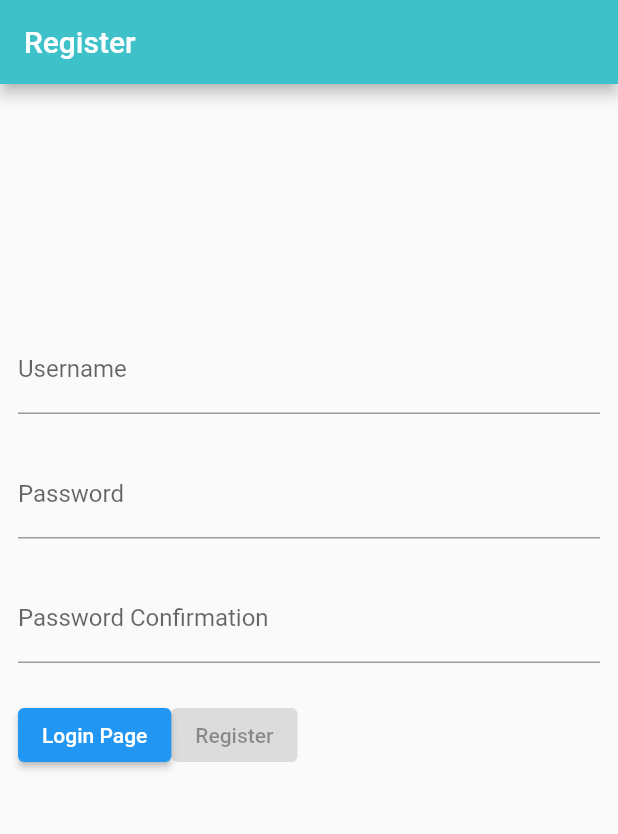
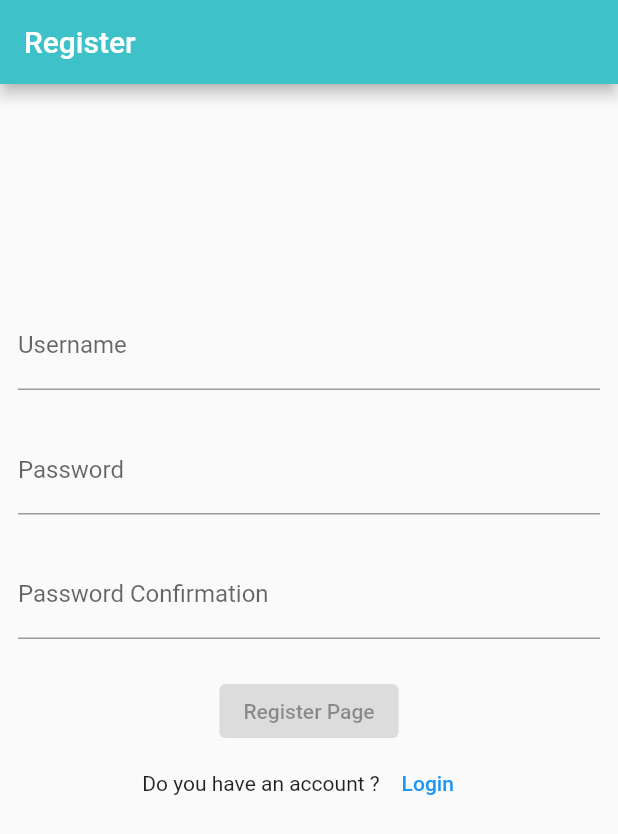
Before and after one commit to mwlt68/Scandium-Mobile, a Flutter app: the RegisterPage screen opened directly, on a phone screen of 412 x 824 dp. Shown: the top 834 px of the screen. Run offline on Flutter 3.47's test engine with Material 2 defaults, Android fonts, the phone set to English and light mode, and no system bars; our stand-ins replace bloc, dio, equatable, flutter_bloc, flutter_svg, formz and 2 more; missing offline and left inert: flutter_guid, signalr_netcore, sticky_grouped_list; accounts and stored records are empty.

Commit message:
Register form ui update

```diff
--- a/lib/features/register/view/register_form.dart
+++ b/lib/features/register/view/register_form.dart
@@ -5,39 +5,16 @@ import 'package:scandium/features/login/view/login_page.dart';
 import 'package:scandium/features/register/bloc/register_bloc.dart';
 import 'package:scandium/product/constants/application_constants.dart';
 import 'package:scandium/product/widgets/conditional_circular_progress.dart';
+part 'register_form_values.dart';
 
 class RegisterForm extends StatelessWidget {
-  const RegisterForm({super.key});
+  RegisterForm({super.key});
+  final _RegisterFormValues _values = _RegisterFormValues();
 
   @override
   Widget build(BuildContext context) {
     return BlocListener<RegisterBloc, RegisterState>(
-      listener: (context, state) {
-        if (state.status.isSubmissionFailure) {
-          var snackBar = SnackBar(
-            content: Text(state.errorMessage ??
-                ApplicationConstants.instance.unexpectedErrorDefaultMessage),
-            backgroundColor: Colors.red,
-          );
-          ScaffoldMessenger.of(context)
-            ..hideCurrentSnackBar()
-            ..showSnackBar(snackBar);
-        } else if (state.registered == true) {
-          const snackBar = SnackBar(
-            content: Text('Registration successful please login.'),
-            backgroundColor: Colors.green,
-          );
-          ScaffoldMessenger.of(context)
-            ..hideCurrentSnackBar()
-            ..showSnackBar(snackBar);
-          Future.delayed(
-              Duration(milliseconds: snackBar.duration.inMilliseconds), () {
-            Navigator.of(context).pushAndRemoveUntil(
-                MaterialPageRoute(builder: (builder) => const LoginPage()),
-                (route) => false);
-          });
-        }
-      },
+      listener: _registerBlocListener,
       child: Align(
         alignment: const Alignment(0, -1 / 3),
         child: Column(
@@ -49,26 +26,55 @@ class RegisterForm extends StatelessWidget {
             const Padding(padding: EdgeInsets.all(12)),
             _PasswordConfirmationInput(),
             const Padding(padding: EdgeInsets.all(12)),
-            _RegisterButton(),
+            _RegisterOrLogin(),
           ],
         ),
       ),
     );
   }
+
+  void _registerBlocListener(context, state) {
+    if (state.status.isSubmissionFailure) {
+      var snackBar = SnackBar(
+        content: Text(state.errorMessage ??
+            ApplicationConstants.instance.unexpectedErrorDefaultMessage),
+        backgroundColor: Colors.red,
+      );
+      ScaffoldMessenger.of(context)
+        ..hideCurrentSnackBar()
+        ..showSnackBar(snackBar);
+    } else if (state.registered == true) {
+      var snackBar = SnackBar(
+        content: Text(_values.registrationSuccessfulText),
+        backgroundColor: Colors.green,
+      );
+      ScaffoldMessenger.of(context)
+        ..hideCurrentSnackBar()
+        ..showSnackBar(snackBar);
+      Future.delayed(Duration(milliseconds: snackBar.duration.inMilliseconds),
+          () {
+        Navigator.of(context).pushAndRemoveUntil(
+            MaterialPageRoute(builder: (builder) => const LoginPage()),
+            (route) => false);
+      });
+    }
+  }
 }
 
 class _UsernameInput extends StatelessWidget {
+  final _RegisterFormValues _values = _RegisterFormValues();
+
   @override
   Widget build(BuildContext context) {
     return BlocBuilder<RegisterBloc, RegisterState>(
       builder: (context, state) {
         return TextField(
-          key: const Key('registerForm_usernameInput_textField'),
+          key: Key(_values.usernameInputKey),
           onChanged: (username) => context
               .read<RegisterBloc>()
               .add(RegisterUsernameChanged(username)),
           decoration: InputDecoration(
-              labelText: 'Username',
+              labelText: _values.usernameLabelText,
               errorText: state.username.getErrorMessage()),
         );
       },
@@ -78,18 +84,21 @@ class _UsernameInput extends StatelessWidget {
 }
 
 class _PasswordInput extends StatelessWidget {
+  final _RegisterFormValues _values = _RegisterFormValues();
+
   @override
   Widget build(BuildContext context) {
     return BlocBuilder<RegisterBloc, RegisterState>(
       builder: (context, state) {
         return TextField(
-          key: const Key('registerForm_passwordInput_textField'),
+          key: Key(_values.passwordInputKey),
           onChanged: (password) => context
               .read<RegisterBloc>()
               .add(RegisterPasswordChanged(password)),
           decoration: InputDecoration(
-              labelText: 'Password',
+              labelText: _values.passwordLabelText,
               errorText: state.password.getErrorMessage()),
+          obscureText: true,
         );
       },
       buildWhen: (previous, current) => previous.password != current.password,
@@ -98,18 +107,21 @@ class _PasswordInput extends StatelessWidget {
 }
 
 class _PasswordConfirmationInput extends StatelessWidget {
+  final _RegisterFormValues _values = _RegisterFormValues();
+
   @override
   Widget build(BuildContext context) {
     return BlocBuilder<RegisterBloc, RegisterState>(
       builder: (context, state) {
         return TextField(
-          key: const Key('registerForm_passwordConfirmationInput_textField'),
+          key: Key(_values.passwordConfimationInputKey),
           onChanged: (passwordConfirmation) => context
               .read<RegisterBloc>()
               .add(RegisterPasswordConfirmChanged(passwordConfirmation)),
           decoration: InputDecoration(
-              labelText: 'Password Confirmation',
+              labelText: _values.passwordConfirmationLabelText,
               errorText: state.passwordConfirm.getErrorMessage()),
+          obscureText: true,
         );
       },
       buildWhen: (previous, current) =>
@@ -119,7 +131,9 @@ class _PasswordConfirmationInput extends StatelessWidget {
   }
 }
 
-class _RegisterButton extends StatelessWidget {
+class _RegisterOrLogin extends StatelessWidget {
+  final _RegisterFormValues _values = _RegisterFormValues();
+
   @override
   Widget build(BuildContext context) {
     return BlocBuilder<RegisterBloc, RegisterState>(
@@ -127,31 +141,41 @@ class _RegisterButton extends StatelessWidget {
       builder: (context, state) {
         return ConditionalCircularProgress(
             isLoading: state.status.isSubmissionInProgress,
-            child: Row(
+            child: Column(
               children: [
-                ElevatedButton(
-                  onPressed: () {
-                    Navigator.of(context).pushAndRemoveUntil(
-                        MaterialPageRoute(
-                            builder: (builder) => const LoginPage()),
-                        (route) => false);
-                  },
-                  child: const Text('Login Page'),
-                ),
-                ElevatedButton(
-                  onPressed:
-                      state.status.isValidated && state.registered != true
-                          ? () {
-                              context
-                                  .read<RegisterBloc>()
-                                  .add(const RegisterSubmitted());
-                            }
-                          : null,
-                  child: const Text('Register'),
-                ),
+                _registerButton(state, context),
+                _loginRow(context),
               ],
             ));
       },
     );
   }
+
+  Row _loginRow(BuildContext context) {
+    return Row(
+      mainAxisAlignment: MainAxisAlignment.center,
+      children: [Text(_values.registerInfoText), _loginButton(context)],
+    );
+  }
+
+  ElevatedButton _registerButton(RegisterState state, BuildContext context) {
+    return ElevatedButton(
+        onPressed: state.status.isValidated && state.registered != true
+            ? () {
+                context.read<RegisterBloc>().add(const RegisterSubmitted());
+              }
+            : null,
+        child: Text(_values.registerPageButtonText));
+  }
+
+  TextButton _loginButton(BuildContext context) {
+    return TextButton(
+      onPressed: () {
+        Navigator.of(context).pushAndRemoveUntil(
+            MaterialPageRoute(builder: (builder) => const LoginPage()),
+            (route) => false);
+      },
+      child: Text(_values.loginButtonText),
+    );
+  }
 }
--- /dev/null
+++ b/lib/features/register/view/register_form_values.dart
@@ -0,0 +1,16 @@
+part of 'register_form.dart';
+
+class _RegisterFormValues {
+  final String usernameInputKey = 'registerForm_usernameInput_textField';
+  final String usernameLabelText = 'Username';
+  final String passwordInputKey = 'registerForm_passwordInput_textField';
+  final String passwordLabelText = 'Password';
+  final String registerPageButtonText = 'Register Page';
+  final String passwordConfimationInputKey =
+      'registerForm_passwordConfirmationInput_textField';
+  final String passwordConfirmationLabelText = 'Password Confirmation';
+  final String loginButtonText = 'Login';
+  final String registerInfoText = 'Do you have an account ?';
+  final String registrationSuccessfulText =
+      'Registration successful please login.';
+}
--- a/lib/features/register/view/register_page.dart
+++ b/lib/features/register/view/register_page.dart
@@ -22,7 +22,7 @@ class RegisterPage extends StatelessWidget {
             return RegisterBloc(
                 userRepository: RepositoryProvider.of<UserRepository>(context));
           },
-          child: const RegisterForm(),
+          child: RegisterForm(),
         ),
       ),
     );
```
